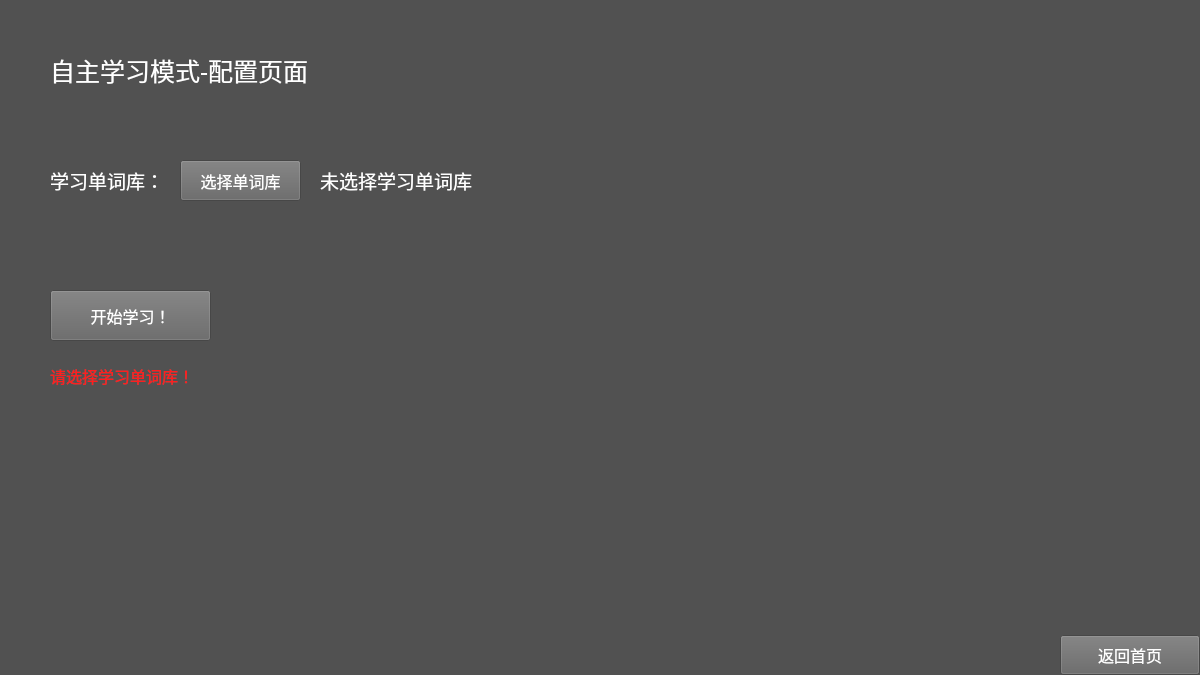
Before: the Qt Designer form LearnMenu.ui in liyuxuan2003/ParrotWords, drawn with Qt 5.
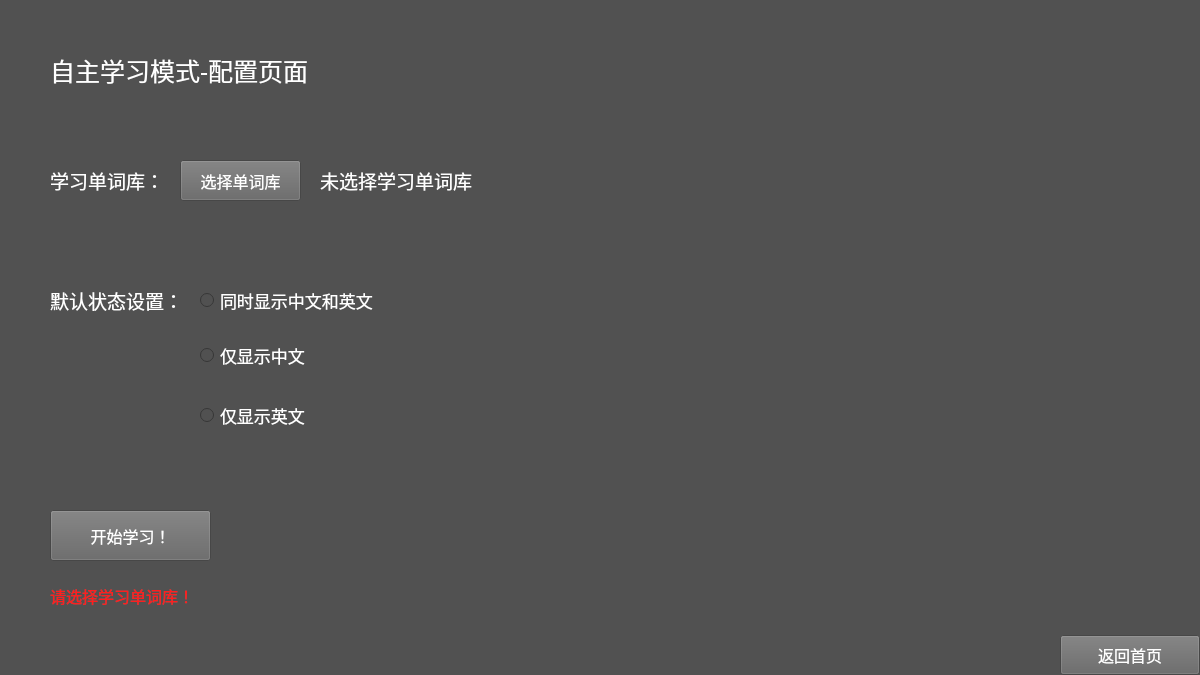
After: the same form once the commit is applied.

Patch:
```diff
--- a/LearnMenu.ui
+++ b/LearnMenu.ui
@@ -42,7 +42,7 @@
    <property name="geometry">
     <rect>
      <x>50</x>
-     <y>290</y>
+     <y>510</y>
      <width>161</width>
      <height>51</height>
     </rect>
@@ -65,7 +65,7 @@
    <property name="geometry">
     <rect>
      <x>50</x>
-     <y>360</y>
+     <y>580</y>
      <width>441</width>
      <height>31</height>
     </rect>
@@ -173,6 +173,103 @@
     <string>选择单词库</string>
    </property>
   </widget>
+  <widget class="QLabel" name="labelSetting">
+   <property name="geometry">
+    <rect>
+     <x>50</x>
+     <y>280</y>
+     <width>131</width>
+     <height>41</height>
+    </rect>
+   </property>
+   <property name="font">
+    <font>
+     <family>等线</family>
+     <pointsize>14</pointsize>
+    </font>
+   </property>
+   <property name="styleSheet">
+    <string notr="true">color: rgb(255, 255, 255);</string>
+   </property>
+   <property name="text">
+    <string>默认状态设置：</string>
+   </property>
+  </widget>
+  <widget class="QRadioButton" name="radioButtonCE">
+   <property name="geometry">
+    <rect>
+     <x>200</x>
+     <y>285</y>
+     <width>221</width>
+     <height>31</height>
+    </rect>
+   </property>
+   <property name="font">
+    <font>
+     <family>等线</family>
+     <pointsize>13</pointsize>
+    </font>
+   </property>
+   <property name="focusPolicy">
+    <enum>Qt::NoFocus</enum>
+   </property>
+   <property name="styleSheet">
+    <string notr="true">color: rgb(255, 255, 255);</string>
+   </property>
+   <property name="text">
+    <string>同时显示中文和英文</string>
+   </property>
+  </widget>
+  <widget class="QRadioButton" name="radioButtonC">
+   <property name="geometry">
+    <rect>
+     <x>200</x>
+     <y>340</y>
+     <width>221</width>
+     <height>31</height>
+    </rect>
+   </property>
+   <property name="font">
+    <font>
+     <family>等线</family>
+     <pointsize>13</pointsize>
+    </font>
+   </property>
+   <property name="focusPolicy">
+    <enum>Qt::NoFocus</enum>
+   </property>
+   <property name="styleSheet">
+    <string notr="true">color: rgb(255, 255, 255);</string>
+   </property>
+   <property name="text">
+    <string>仅显示中文</string>
+   </property>
+  </widget>
+  <widget class="QRadioButton" name="radioButtonE">
+   <property name="geometry">
+    <rect>
+     <x>200</x>
+     <y>400</y>
+     <width>221</width>
+     <height>31</height>
+    </rect>
+   </property>
+   <property name="font">
+    <font>
+     <family>等线</family>
+     <pointsize>13</pointsize>
+    </font>
+   </property>
+   <property name="focusPolicy">
+    <enum>Qt::NoFocus</enum>
+   </property>
+   <property name="styleSheet">
+    <string notr="true">color: rgb(255, 255, 255);</string>
+   </property>
+   <property name="text">
+    <string>仅显示英文</string>
+   </property>
+  </widget>
  </widget>
  <resources/>
  <connections/>
```
